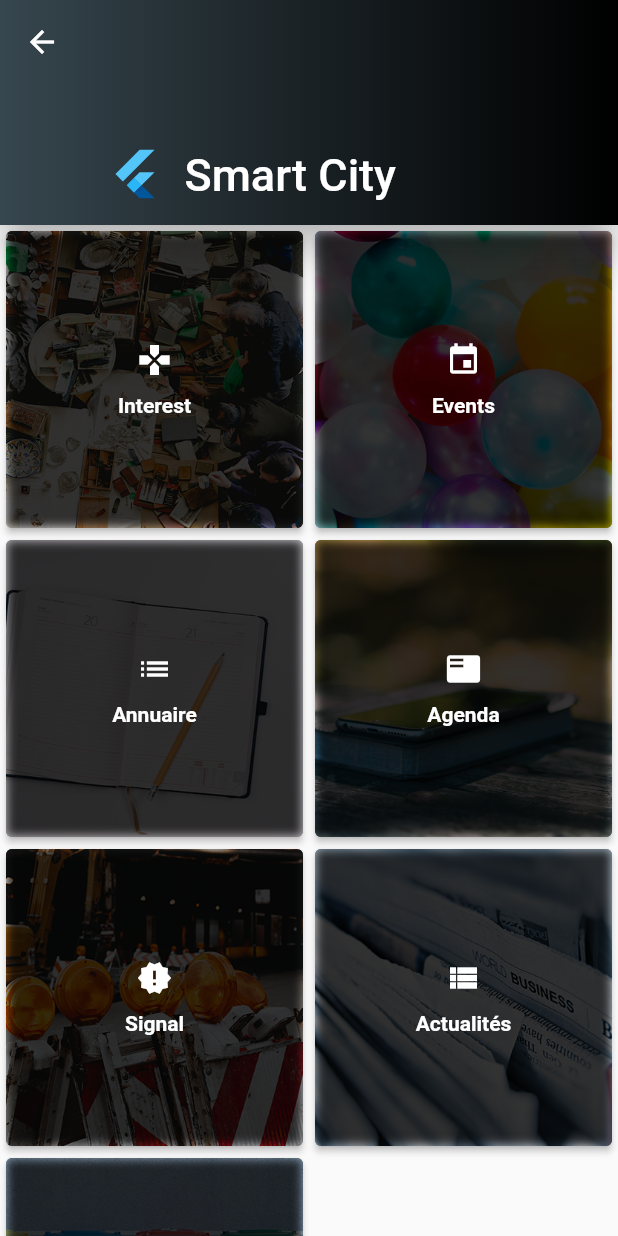
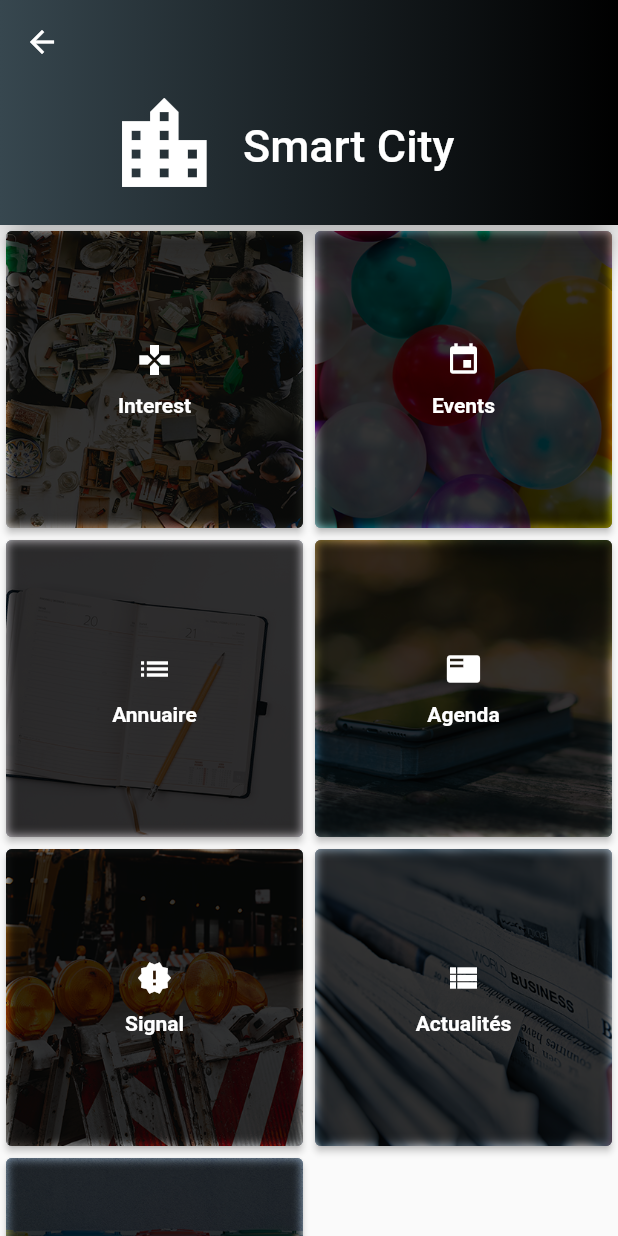
Before and after one commit to teamdown/smartcityapp, a Flutter app: the HomePage screen opened directly, on a phone screen of 412 x 824 dp. Run offline on Flutter 3.47's test engine with Material 2 defaults, Android fonts, the phone set to English and light mode, and no system bars; our stand-ins replace faker, font_awesome_flutter, google_maps_flutter.

Commit message:
Change logo

```diff
--- a/lib/ui/page/home_page.dart
+++ b/lib/ui/page/home_page.dart
@@ -78,9 +78,14 @@ class HomePage extends StatelessWidget {
           ),
           title: Row(
             children: <Widget>[
-              FlutterLogo(
+              /* FlutterLogo(
                 colors: Colors.yellow,
                 textColor: Colors.white,
+              ), */
+              Icon(
+                Icons.location_city,
+                size: 50.0,
+                color: Colors.white,
               ),
               SizedBox(
                 width: 10.0,
```
